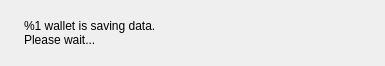
Old version of the form src/gui/ui/exitwidget.ui in the repository ConcealNetwork/conceal-desktop.
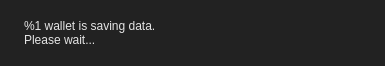
New version of the form.

What changed in the file:
```diff
--- a/src/gui/ui/exitwidget.ui
+++ b/src/gui/ui/exitwidget.ui
@@ -13,6 +13,11 @@
   <property name="windowTitle">
    <string>Saving data</string>
   </property>
+  <property name="styleSheet">
+   <string notr="true">background-color: #222;
+color: #e5e5e5;
+border: 0px;</string>
+  </property>
   <layout class="QHBoxLayout" name="horizontalLayout" stretch="0,1">
    <item>
     <widget class="QLabel" name="m_clockLabel">
@@ -23,6 +28,12 @@
    </item>
    <item>
     <widget class="QLabel" name="m_label">
+     <property name="font">
+      <font>
+       <family>Arial</family>
+       <pointsize>9</pointsize>
+      </font>
+     </property>
      <property name="text">
       <string>%1 wallet is saving data.
 Please wait...</string>
```
